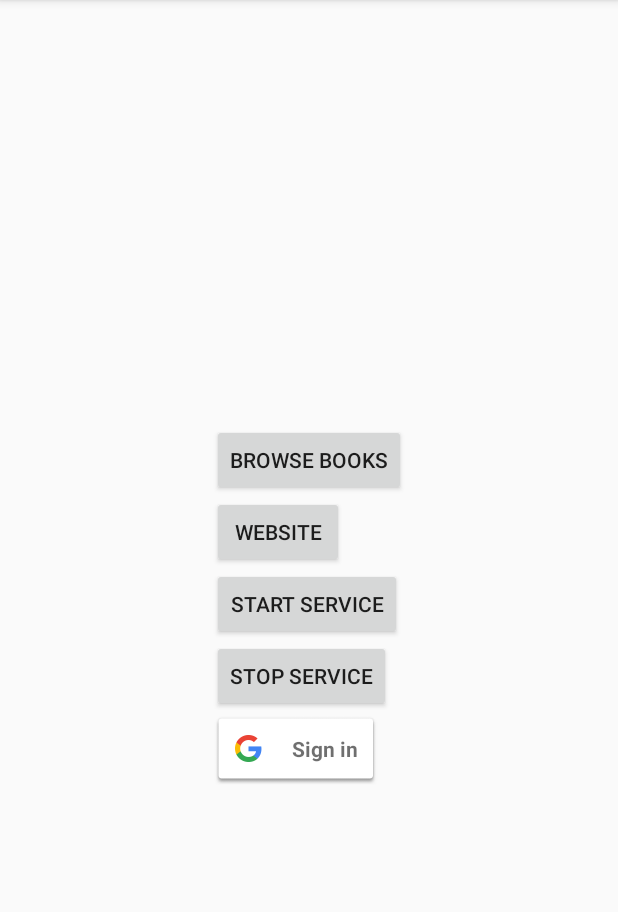
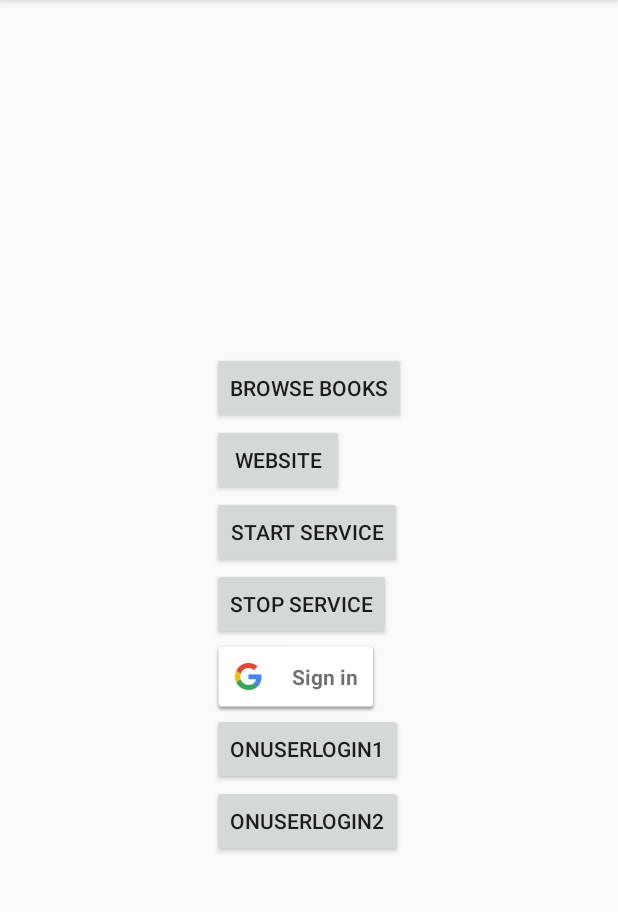
Before and after one commit to darshanclevertap/PushNotificationApp, an Android app: the screen it shows after launch (MainActivity), on a phone screen of 412 x 824 dp, the part 84-996 px from its top. Run offline under Robolectric (Android 15) with nearby library versions, the phone set to English and light mode, and no system bars; libraries missing offline, so code that uses them is left out: com.amplitude.api, com.clevertap.android, com.facebook, com.leanplum, com.leanplum.annotations and 3 more; plain views replace LoginButton; 20 statements that could not run were skipped.

Commit message:
upgrades and enhancements

```diff
--- a/app/src/main/java/com/app/darshan/pushnotificationapp/BookListActivity.java
+++ b/app/src/main/java/com/app/darshan/pushnotificationapp/BookListActivity.java
@@ -3,13 +3,11 @@ package com.app.darshan.pushnotificationapp;
 import android.content.Intent;
 import android.os.Bundle;
 import android.support.annotation.Nullable;
-import android.support.v4.widget.TextViewCompat;
 import android.support.v7.app.AppCompatActivity;
 import android.support.v7.widget.LinearLayoutManager;
 import android.support.v7.widget.RecyclerView;
 import android.view.View;
 import android.widget.TextView;
-import android.widget.Toast;
 
 import com.leanplum.Leanplum;
 
--- a/app/src/main/java/com/app/darshan/pushnotificationapp/Books.java
+++ b/app/src/main/java/com/app/darshan/pushnotificationapp/Books.java
@@ -1,10 +1,7 @@
 package com.app.darshan.pushnotificationapp;
 
-import android.os.Bundle;
 import android.os.Parcel;
 import android.os.Parcelable;
-
-import java.io.Serializable;
 
 /**
  * Created by darshanpania on 06/07/17.
--- a/app/src/main/java/com/app/darshan/pushnotificationapp/CartInterface.java
+++ b/app/src/main/java/com/app/darshan/pushnotificationapp/CartInterface.java
@@ -7,6 +7,5 @@ package com.app.darshan.pushnotificationapp;
 public interface CartInterface {
 
     public void addToCart(Books book);
-    public void removeFromCart(Books book);
     public void removeAllFromCart();
 }
--- a/app/src/main/java/com/app/darshan/pushnotificationapp/Constants.java
+++ b/app/src/main/java/com/app/darshan/pushnotificationapp/Constants.java
@@ -1,13 +1,8 @@
 package com.app.darshan.pushnotificationapp;
 
 import android.graphics.Bitmap;
-import android.os.Handler;
 import android.util.LruCache;
 
-import java.util.Timer;
-import java.util.TimerTask;
-
-import static com.app.darshan.pushnotificationapp.MainActivity.cleverTapAPI;
 
 /**
  * Created by darshanpania on 05/07/17.
--- a/app/src/main/java/com/app/darshan/pushnotificationapp/InstanceIDService.java
+++ b/app/src/main/java/com/app/darshan/pushnotificationapp/InstanceIDService.java
@@ -2,7 +2,6 @@ package com.app.darshan.pushnotificationapp;
 
 import android.util.Log;
 
-import com.clevertap.android.sdk.CleverTapAPI;
 import com.google.firebase.iid.FirebaseInstanceId;
 import com.google.firebase.iid.FirebaseInstanceIdService;
 
--- a/app/src/main/java/com/app/darshan/pushnotificationapp/MyApplication.java
+++ b/app/src/main/java/com/app/darshan/pushnotificationapp/MyApplication.java
@@ -2,6 +2,7 @@ package com.app.darshan.pushnotificationapp;
 
 import android.app.Application;
 import android.os.Handler;
+import android.support.multidex.MultiDexApplication;
 import android.util.Log;
 
 import com.bumptech.glide.module.AppGlideModule;
@@ -26,7 +27,7 @@ import static com.app.darshan.pushnotificationapp.MainActivity.cleverTapAPI;
  * Created by darshanpania on 16/06/17.
  */
 
-public class MyApplication extends Application {
+public class MyApplication extends MultiDexApplication {
 
     @Variable
     public static String welcomeMessage = "Welcome to Leanplum!";
--- a/app/src/main/java/com/app/darshan/pushnotificationapp/MyApplicationLifeCycleCallback.java
+++ b/app/src/main/java/com/app/darshan/pushnotificationapp/MyApplicationLifeCycleCallback.java
@@ -11,7 +11,6 @@ import android.os.Looper;
 import android.util.Log;
 
 import com.clevertap.android.sdk.*;
-//import com.clevertap.android.sdk.Logger;
 import com.clevertap.android.sdk.exceptions.CleverTapException;
 
 import java.util.Date;
--- a/app/src/main/java/com/app/darshan/pushnotificationapp/MyService.java
+++ b/app/src/main/java/com/app/darshan/pushnotificationapp/MyService.java
@@ -3,7 +3,6 @@ package com.app.darshan.pushnotificationapp;
 import android.app.Service;
 import android.content.Intent;
 import android.os.IBinder;
-import android.support.annotation.IntDef;
 import android.support.annotation.Nullable;
 import android.util.Log;
 
--- a/app/src/main/java/com/app/darshan/pushnotificationapp/NotificationReceiver.java
+++ b/app/src/main/java/com/app/darshan/pushnotificationapp/NotificationReceiver.java
@@ -2,11 +2,9 @@ package com.app.darshan.pushnotificationapp;
 
 import android.app.NotificationManager;
 import android.app.PendingIntent;
-import android.appwidget.AppWidgetManager;
 import android.content.BroadcastReceiver;
 import android.content.Context;
 import android.content.Intent;
-import android.graphics.BitmapFactory;
 import android.support.v4.app.NotificationCompat;
 import android.widget.RemoteViews;
 
--- a/app/src/main/java/com/app/darshan/pushnotificationapp/ViewBookActivity.java
+++ b/app/src/main/java/com/app/darshan/pushnotificationapp/ViewBookActivity.java
@@ -8,7 +8,6 @@ import android.support.v7.app.AppCompatActivity;
 import android.util.Log;
 import android.view.View;
 import android.widget.Button;
-import android.widget.ImageButton;
 import android.widget.ImageView;
 import android.widget.RadioButton;
 import android.widget.TextView;
--- a/app/src/main/res/layout/activity_main.xml
+++ b/app/src/main/res/layout/activity_main.xml
@@ -52,6 +52,22 @@
         android:id="@+id/button3"
         android:layout_below="@+id/button2"
         />
+    <Button
+        android:layout_width="wrap_content"
+        android:layout_height="wrap_content"
+        android:text="onUserLogin1"
+        android:visibility="visible"
+        android:id="@+id/button4"
+        android:layout_below="@+id/sign_in_button"
+        />
+    <Button
+        android:layout_width="wrap_content"
+        android:layout_height="wrap_content"
+        android:text="onUserLogin2"
+        android:visibility="visible"
+        android:id="@+id/button5"
+        android:layout_below="@+id/button4"
+        />
     <com.google.android.gms.common.SignInButton
         android:id="@+id/sign_in_button"
         android:layout_below="@+id/button3"
--- a/build.gradle
+++ b/build.gradle
@@ -5,7 +5,7 @@ buildscript {
         jcenter()
     }
     dependencies {
-        classpath 'com.android.tools.build:gradle:2.3.3'
+        classpath 'com.android.tools.build:gradle:3.0.0'
         classpath 'com.google.gms:google-services:3.1.0'
         classpath 'org.fabiomsr:drawable-optimizer-gradle-plugin:1.0.4'
         // NOTE: Do not place your application dependencies here; they belong
```
Also changed, not shown: app/build.gradle (+5 -4 lines), app/src/main/java/com/app/darshan/pushnotificationapp/ButtonActivity.java (+0 -11 lines), app/src/main/java/com/app/darshan/pushnotificationapp/CartListActivity.java (+0 -7 lines), app/src/main/java/com/app/darshan/pushnotificationapp/MainActivity.java (+72 -41 lines), app/src/main/java/com/app/darshan/pushnotificationapp/MyFirebaseMessagingService.java (+0 -13 lines), gradle/wrapper/gradle-wrapper.properties.
